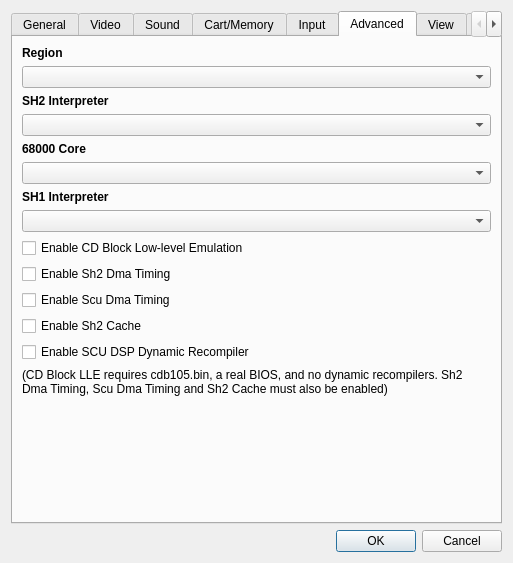
Qt form yabause/src/qt/ui/UISettings.ui (cyberwarriorx/yabause) before a commit.
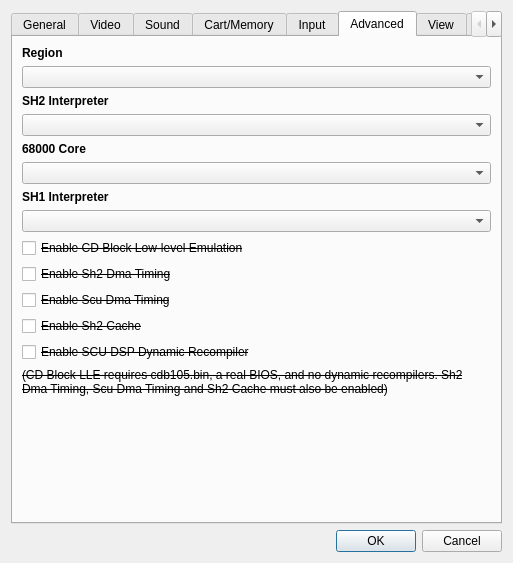
The same form after that commit. The open tabs and pages were chosen to show the change. Custom widgets are drawn as their Qt base class.

```diff
--- a/yabause/src/qt/ui/UISettings.ui
+++ b/yabause/src/qt/ui/UISettings.ui
@@ -778,6 +778,11 @@
        </item>
        <item>
         <widget class="QCheckBox" name="cbEnableCDBlockLLE">
+         <property name="font">
+          <font>
+           <strikeout>true</strikeout>
+          </font>
+         </property>
          <property name="text">
           <string>Enable CD Block Low-level Emulation</string>
          </property>
@@ -785,6 +790,11 @@
        </item>
        <item>
         <widget class="QCheckBox" name="cbEnableSh2DmaTiming">
+         <property name="font">
+          <font>
+           <strikeout>true</strikeout>
+          </font>
+         </property>
          <property name="text">
           <string>Enable Sh2 Dma Timing</string>
          </property>
@@ -792,6 +802,11 @@
        </item>
        <item>
         <widget class="QCheckBox" name="cbEnableScuDmaTiming">
+         <property name="font">
+          <font>
+           <strikeout>true</strikeout>
+          </font>
+         </property>
          <property name="text">
           <string>Enable Scu Dma Timing</string>
          </property>
@@ -799,6 +814,11 @@
        </item>
        <item>
         <widget class="QCheckBox" name="cbEnableSh2Cache">
+         <property name="font">
+          <font>
+           <strikeout>true</strikeout>
+          </font>
+         </property>
          <property name="text">
           <string>Enable Sh2 Cache</string>
          </property>
@@ -806,6 +826,11 @@
        </item>
        <item>
         <widget class="QCheckBox" name="cbScuDspDynarec">
+         <property name="font">
+          <font>
+           <strikeout>true</strikeout>
+          </font>
+         </property>
          <property name="text">
           <string>Enable SCU DSP Dynamic Recompiler</string>
          </property>
@@ -813,6 +838,11 @@
        </item>
        <item>
         <widget class="QLabel" name="label_3">
+         <property name="font">
+          <font>
+           <strikeout>true</strikeout>
+          </font>
+         </property>
          <property name="text">
           <string>(CD Block LLE requires cdb105.bin, a real BIOS, and no dynamic recompilers. Sh2 Dma Timing, Scu Dma Timing and Sh2 Cache must also be enabled)</string>
          </property>
```
Left out of the diff: 2 changed lines with no effect on the pictures.
